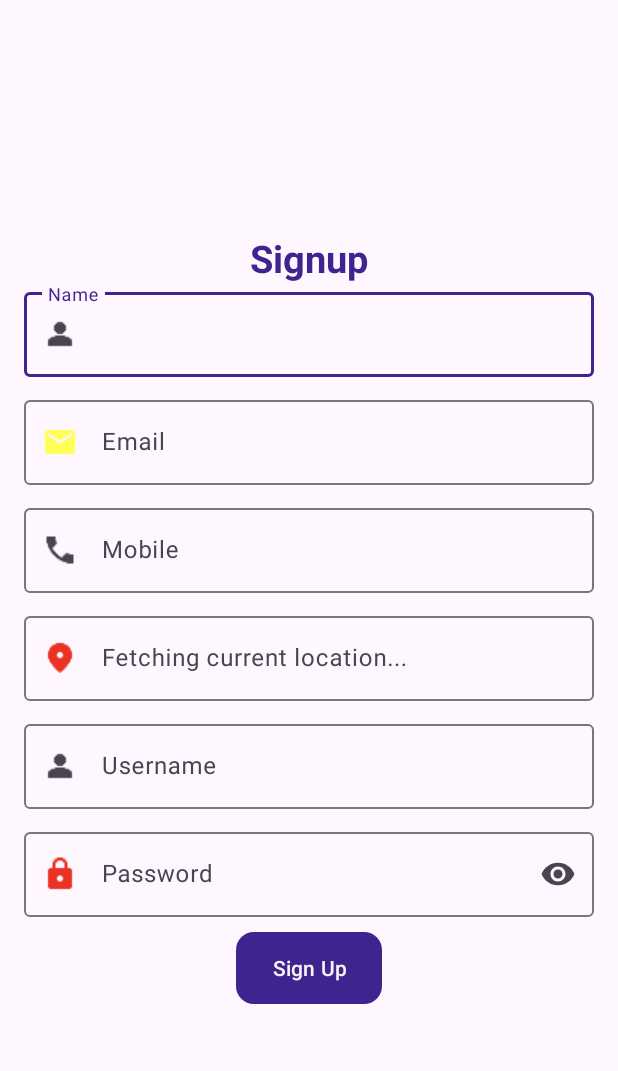
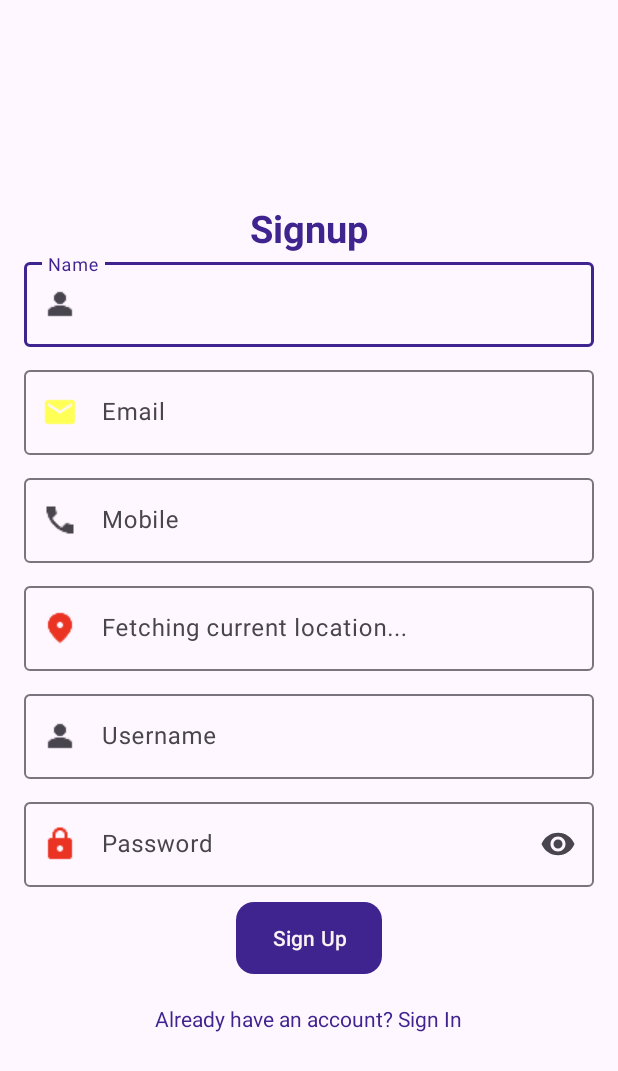
Before and after one commit to Avinash-9890/Roopay, an Android app: the SignupActivity screen opened directly, with no data from a screen before it, on a phone screen of 412 x 824 dp. Shown: the top 1071 px of the screen. Run offline under Robolectric (Android 15) with nearby library versions, the phone set to English and light mode, and no system bars; our stand-ins replace Firebase (no records; nobody signed in at launch, a user with empty details on screens opened directly).

Commit message:
Fcm Features Added

```diff
--- a/app/build.gradle.kts
+++ b/app/build.gradle.kts
@@ -85,4 +85,5 @@ dependencies {
     // ZXing for QR gen + scanner
     implementation("com.journeyapps:zxing-android-embedded:4.3.0")
     implementation("com.google.zxing:core:3.4.1")
+    implementation ("com.google.firebase:firebase-messaging")
     }
--- a/app/src/main/java/com/example/roopay/Signup.kt
+++ b/app/src/main/java/com/example/roopay/Signup.kt
@@ -54,6 +54,12 @@ class SignupActivity : AppCompatActivity() {
             Log.d(TAG, "🔘 Signup button clicked")
             registerUser()
         }
+
+        val txtSignin = findViewById<TextView>(R.id.txtSignin)
+        txtSignin.setOnClickListener {
+            startActivity(Intent(this, SigninActivity::class.java))
+        }
+
 
         setupLocationUpdates()
         checkLocationPermissionAndStart()
@@ -245,6 +251,8 @@ class SignupActivity : AppCompatActivity() {
             }
     }
 
+
+
     private fun saveUserToFirestore(
         userId: String,
         name: String,
--- a/app/src/main/res/layout/activity_signup.xml
+++ b/app/src/main/res/layout/activity_signup.xml
@@ -128,5 +128,18 @@
             android:textColor="#FAF3F3"
             android:text="Sign Up" />
 
+        <!-- ✅ Already have an account -->
+        <TextView
+            android:id="@+id/txtSignin"
+            android:layout_width="wrap_content"
+            android:layout_height="wrap_content"
+            android:text="Already have an account? Sign In"
+            android:textColor="@color/colorPrimary"
+            android:textSize="14sp"
+            android:layout_marginTop="20dp"
+            android:layout_gravity="center"
+            android:clickable="true"
+            android:focusable="true"/>
+
     </LinearLayout>
 </ScrollView>
--- a/app/src/main/res/layout/icon_label_item.xml
+++ b/app/src/main/res/layout/icon_label_item.xml
@@ -23,5 +23,5 @@
         android:layout_marginTop="4dp"
         android:text="Label"
         android:textSize="12sp"
-        android:textColor="#000"/>
+        android:textColor="@color/black"/>
 </LinearLayout>
```
Also changed, not shown: app/src/main/AndroidManifest.xml (+14 -0 lines), app/src/main/java/com/example/roopay/HomeFragment.kt (+18 -8 lines), app/src/main/java/com/example/roopay/MainActivity.kt (+11 -0 lines), app/src/main/java/com/example/roopay/MyFirebaseMessagingService.kt (added, +56 -0 lines), app/src/main/res/drawable/activatee.png (added), app/src/main/res/drawable/payy.png (added), app/src/main/res/drawable/qrr.png (added), app/src/main/res/drawable/topupp.png.
